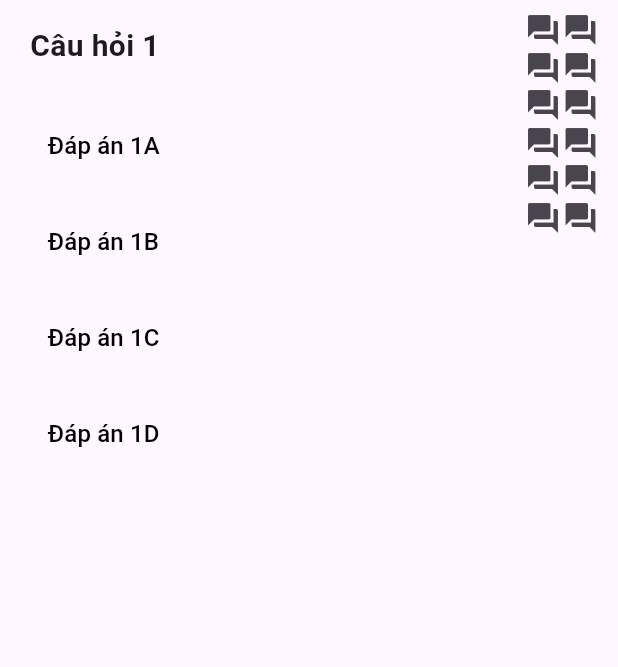
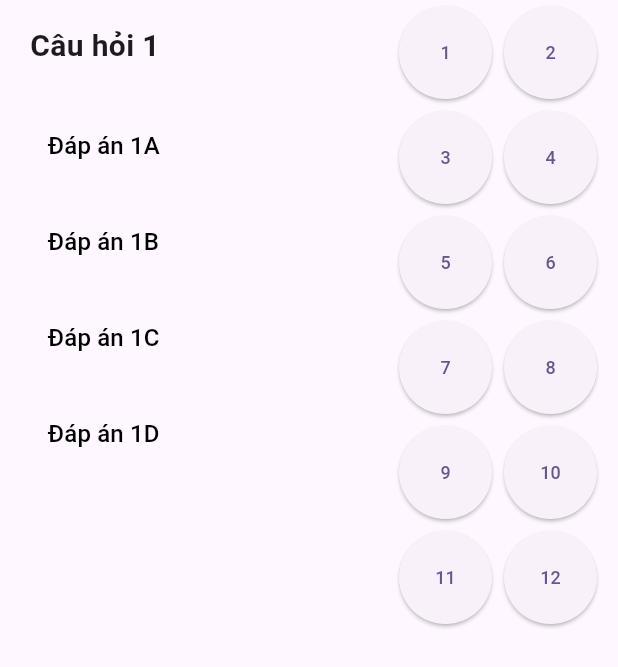
Before and after one commit to thang44hdai/StudyApp-TTCS, a Flutter app: the TestScreen screen opened directly, on a phone screen of 412 x 824 dp. Shown: the top 667 px of the screen. Run offline on Flutter 3.47's test engine with Material 3 defaults, Android fonts, the phone set to English and light mode, and no system bars; our stand-ins replace font_awesome_flutter.

Commit message:
update fea pick answer

```diff
--- a/lib/core/model/Question.dart
+++ b/lib/core/model/Question.dart
@@ -1,15 +1,10 @@
 import 'Option.dart';
 
 class Question {
-  final String text;
-  final List<Option> options;
-  final String solution;
-  bool isLocked;
+  final String question;
+  final List<String> options;
+  int selected_index = -1;
+  bool is_ticked = false;
 
-  Question({
-    required this.text,
-    required this.options,
-    required this.solution,
-    this.isLocked = false,
-  });
+  Question({required this.question, required this.options});
 }
--- a/lib/data/questions.dart
+++ /dev/null
@@ -1,80 +0,0 @@
-import '../core/model/Option.dart';
-import '../core/model/Question.dart';
-
-final questions = [
-  Question(
-    text: 'Which planet is the hottest in the solar system?',
-    options: [
-      Option(code: 'A', text: 'Earth', isCorrect: false),
-      Option(code: 'B', text: 'Venus', isCorrect: true),
-      Option(code: 'C', text: 'Jupiter', isCorrect: false),
-      Option(code: 'D', text: 'Saturn', isCorrect: false),
-    ],
-    solution: 'Venus is the hottest planet in the solar system',
-  ),
-  Question(
-    text: 'How many molecules of oxygen does ozone have?',
-    options: [
-      Option(code: 'A', text: '1', isCorrect: false),
-      Option(code: 'B', text: '2', isCorrect: false),
-      Option(code: 'C', text: '5', isCorrect: false),
-      Option(code: 'D', text: '3', isCorrect: true),
-    ],
-    solution: 'Ozone have 3 molecules of oxygen',
-  ),
-  Question(
-    text: 'What is the symbol for potassium?',
-    options: [
-      Option(code: 'A', text: 'N', isCorrect: false),
-      Option(code: 'B', text: 'S', isCorrect: false),
-      Option(code: 'C', text: 'P', isCorrect: false),
-      Option(code: 'D', text: 'K', isCorrect: true),
-    ],
-    solution: 'The symbol for potassium is K',
-  ),
-  Question(
-    text:
-        'Which of these plays was famously first performed posthumously after the playwright committed suicide?',
-    options: [
-      Option(code: 'A', text: '4.48 Psychosis', isCorrect: true),
-      Option(code: 'B', text: 'Hamilton', isCorrect: false),
-      Option(code: 'C', text: "Much Ado About Nothing", isCorrect: false),
-      Option(code: 'D', text: "The Birthday Party", isCorrect: false),
-    ],
-    solution: '4.48 Psychosis is the correct answer for this question',
-  ),
-  Question(
-    text: 'What year was the very first model of the iPhone released?',
-    options: [
-      Option(code: 'A', text: '2005', isCorrect: false),
-      Option(code: 'B', text: '2008', isCorrect: false),
-      Option(code: 'C', text: '2007', isCorrect: true),
-      Option(code: 'D', text: '2006', isCorrect: false),
-    ],
-    solution: 'iPhone was first released in 2007',
-  ),
-  Question(
-    text: ' Which element is said to keep bones strong?',
-    options: [
-      Option(code: 'A', text: 'Carbon', isCorrect: false),
-      Option(code: 'B', text: 'Oxygen', isCorrect: false),
-      Option(code: 'C', text: 'Calcium', isCorrect: true),
-      Option(
-        code: 'D',
-        text: 'Pottasium',
-        isCorrect: false,
-      ),
-    ],
-    solution: 'Calcium is the element responsible for keeping the bones strong',
-  ),
-  Question(
-    text: 'What country won the very first FIFA World Cup in 1930?',
-    options: [
-      Option(code: 'A', text: 'Brazil', isCorrect: false),
-      Option(code: 'B', text: 'Germany', isCorrect: false),
-      Option(code: 'C', text: 'Italy', isCorrect: false),
-      Option(code: 'D', text: 'Uruguay', isCorrect: true),
-    ],
-    solution: 'Uruguay was the first country to win world cup',
-  ),
-];
--- a/lib/features/quiz_test/QuizScreen.dart
+++ b/lib/features/quiz_test/QuizScreen.dart
@@ -97,7 +97,8 @@ class _QuizScreenState extends State<QuizScreen> {
             child: Container(
               color: Colors.red,
               child: IconButton(
-                onPressed: () {},
+                onPressed: () {
+                },
                 icon: Icon(
                   Icons.arrow_back_ios_new,
                   color: Colors.white,
--- a/lib/features/quiz_test/TestList.dart
+++ b/lib/features/quiz_test/TestList.dart
@@ -1,4 +1,5 @@
 import 'package:flutter/material.dart';
+import '../../core/model/Question.dart';
 
 class TestScreen extends StatefulWidget {
   @override
@@ -55,7 +56,6 @@ class _TestScreen extends State<TestScreen> {
       question: "Câu hỏi 3",
       options: ["Đáp án 3A", "Đáp án 3B", "Đáp án 3C", "Đáp án 3D"],
     ),
-
   ];
 
   int selectedQuestionIndex = 0;
@@ -65,7 +65,7 @@ class _TestScreen extends State<TestScreen> {
   Widget build(BuildContext context) {
     return Scaffold(
       body: Padding(
-        padding: EdgeInsets.symmetric(horizontal: 20),
+        padding: EdgeInsets.only(left: 20, right: 10),
         child: Row(
           mainAxisAlignment: MainAxisAlignment.spaceBetween,
           children: [
@@ -80,17 +80,22 @@ class _TestScreen extends State<TestScreen> {
                   ),
                   SizedBox(height: 20),
                   ...List.generate(
-                      questions[selectedQuestionIndex].options.length, (index) {
+                    questions[selectedQuestionIndex].options.length,
+                    (index) {
                       return Padding(
                         padding: const EdgeInsets.symmetric(vertical: 8.0),
                         child: TextButton(
                           onPressed: () {
                             setState(() {
-                            selectedAnswerIndex = index;
+                              questions[selectedQuestionIndex].selected_index =
+                                  index;
+                              questions[selectedQuestionIndex].is_ticked = true;
                             });
                           },
                           style: ButtonStyle(
-                          backgroundColor: selectedAnswerIndex == index
+                            backgroundColor: questions[selectedQuestionIndex]
+                                        .selected_index ==
+                                    index
                                 ? MaterialStateProperty.all(Colors.blue)
                                 : null,
                           ),
@@ -98,30 +103,48 @@ class _TestScreen extends State<TestScreen> {
                             questions[selectedQuestionIndex].options[index],
                             style: TextStyle(
                                 fontSize: 16,
-                              color: selectedAnswerIndex == index
+                                color: questions[selectedQuestionIndex]
+                                            .selected_index ==
+                                        index
                                     ? Colors.white
                                     : Colors.black),
                           ),
                         ),
                       );
-                  }),
+                    },
+                  ),
                 ],
               ),
             ),
             Container(
-              width: 50,
+              width: 140,
               child: GridView.builder(
                 itemCount: questions.length,
                 itemBuilder: (context, index) {
-                  return IconButton(
-                    icon: Icon(Icons.question_answer),
+                  return Padding(
+                    padding: EdgeInsets.all(4),
+                    child: ElevatedButton(
                       onPressed: () {
-                      setState(() {
+                        setState(
+                          () {
                             selectedQuestionIndex = index;
-                        selectedAnswerIndex =
-                            -1; // Reset selected answer when changing question
-                      });
                           },
+                        );
+                      },
+                      style: ButtonStyle(
+                        alignment: Alignment.center,
+                        backgroundColor: MaterialStateProperty.all(
+                            questions[index].is_ticked ? Colors.blue : null),
+                      ),
+                      child: Text(
+                        "${index + 1}",
+                        style: TextStyle(
+                            fontSize: 12,
+                            color: questions[index].is_ticked
+                                ? Colors.white
+                                : null),
+                      ),
+                    ),
                   );
                 },
                 gridDelegate: const SliverGridDelegateWithFixedCrossAxisCount(
@@ -134,10 +157,3 @@ class _TestScreen extends State<TestScreen> {
     );
   }
 }
-
-class Question {
-  final String question;
-  final List<String> options;
-
-  Question({required this.question, required this.options});
-}
```
Also changed, not shown: lib/features/quiz_test/QuizProvider.dart (added, +74 -0 lines), lib/features/quiz_test/option_widget.dart (deleted, +0 -83 lines), lib/features/quiz_test/questions_widget.dart (deleted, +0 -62 lines). Lines whose indentation alone changed are shown as unchanged.
